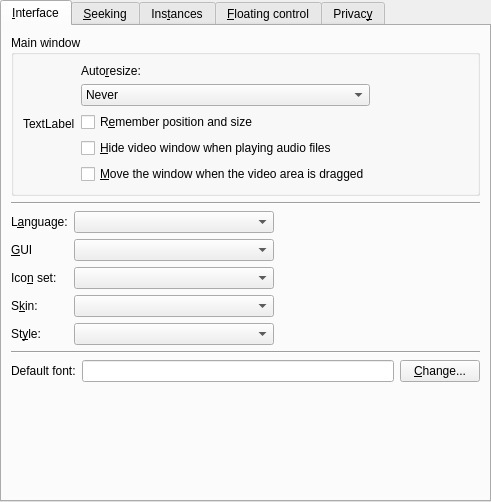
Qt form src/prefinterface.ui (bitwiseworks/smplayer-os2) before a commit.
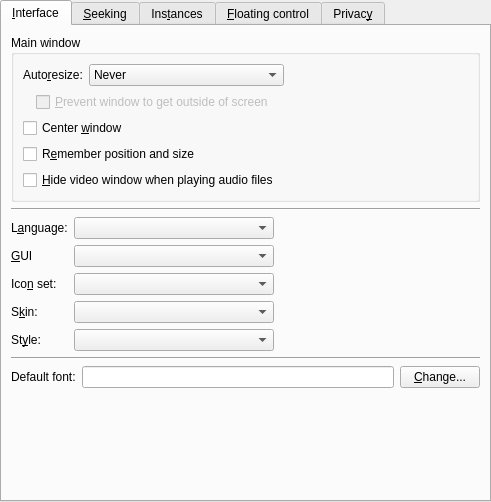
The same form after that commit. Custom widgets are drawn as their Qt base class.

The edit to the form file:
```diff
--- a/src/prefinterface.ui
+++ b/src/prefinterface.ui
@@ -32,28 +32,9 @@
          <property name="title">
           <string>Main window</string>
          </property>
-         <layout class="QHBoxLayout">
-          <property name="spacing">
-           <number>6</number>
-          </property>
-          <property name="margin">
-           <number>9</number>
-          </property>
+         <layout class="QVBoxLayout" name="verticalLayout_7">
           <item>
-           <widget class="QLabel" name="resize_window_icon">
-            <property name="text">
-             <string>TextLabel</string>
-            </property>
-           </widget>
-          </item>
-          <item>
-           <layout class="QVBoxLayout">
-            <property name="spacing">
-             <number>6</number>
-            </property>
-            <property name="margin">
-             <number>0</number>
-            </property>
+           <layout class="QHBoxLayout" name="horizontalLayout_4">
             <item>
              <widget class="QLabel" name="label">
               <property name="text">
@@ -67,7 +48,7 @@
             <item>
              <widget class="QComboBox" name="mainwindow_resize_combo">
               <property name="sizePolicy">
-               <sizepolicy hsizetype="Preferred" vsizetype="Fixed">
+               <sizepolicy hsizetype="Expanding" vsizetype="Fixed">
                 <horstretch>0</horstretch>
                 <verstretch>0</verstretch>
                </sizepolicy>
@@ -90,40 +71,83 @@
              </widget>
             </item>
             <item>
-             <widget class="QCheckBox" name="save_size_check">
-              <property name="text">
-               <string>R&amp;emember position and size</string>
+             <spacer>
+              <property name="orientation">
+               <enum>Qt::Horizontal</enum>
               </property>
-             </widget>
+              <property name="sizeHint" stdset="0">
+               <size>
+                <width>40</width>
+                <height>20</height>
+               </size>
+              </property>
+             </spacer>
             </item>
+           </layout>
+          </item>
+          <item>
+           <layout class="QHBoxLayout" name="horizontalLayout_3">
             <item>
-             <widget class="QCheckBox" name="hide_video_window_on_audio_check">
-              <property name="text">
-               <string>&amp;Hide video window when playing audio files</string>
+             <spacer name="horizontalSpacer_3">
+              <property name="orientation">
+               <enum>Qt::Horizontal</enum>
               </property>
-             </widget>
+              <property name="sizeType">
+               <enum>QSizePolicy::Fixed</enum>
+              </property>
+              <property name="sizeHint" stdset="0">
+               <size>
+                <width>13</width>
+                <height>20</height>
+               </size>
+              </property>
+             </spacer>
             </item>
             <item>
-             <widget class="QCheckBox" name="move_when_dragging_check">
+             <widget class="QCheckBox" name="center_if_outside_check">
+              <property name="enabled">
+               <bool>false</bool>
+              </property>
               <property name="text">
-               <string>&amp;Move the window when the video area is dragged</string>
+               <string>&amp;Prevent window to get outside of screen</string>
               </property>
              </widget>
             </item>
+            <item>
+             <spacer name="horizontalSpacer_4">
+              <property name="orientation">
+               <enum>Qt::Horizontal</enum>
+              </property>
+              <property name="sizeHint" stdset="0">
+               <size>
+                <width>40</width>
+                <height>20</height>
+               </size>
+              </property>
+             </spacer>
+            </item>
            </layout>
           </item>
           <item>
-           <spacer>
-            <property name="orientation">
-             <enum>Qt::Horizontal</enum>
+           <widget class="QCheckBox" name="center_window_check">
+            <property name="text">
+             <string>Center &amp;window</string>
             </property>
-            <property name="sizeHint" stdset="0">
-             <size>
-              <width>40</width>
-              <height>20</height>
-             </size>
+           </widget>
+          </item>
+          <item>
+           <widget class="QCheckBox" name="save_size_check">
+            <property name="text">
+             <string>R&amp;emember position and size</string>
             </property>
-           </spacer>
+           </widget>
+          </item>
+          <item>
+           <widget class="QCheckBox" name="hide_video_window_on_audio_check">
+            <property name="text">
+             <string>&amp;Hide video window when playing audio files</string>
+            </property>
+           </widget>
           </item>
          </layout>
         </widget>
```
Left out of the diff: 3 changed lines with no effect on the pictures.
